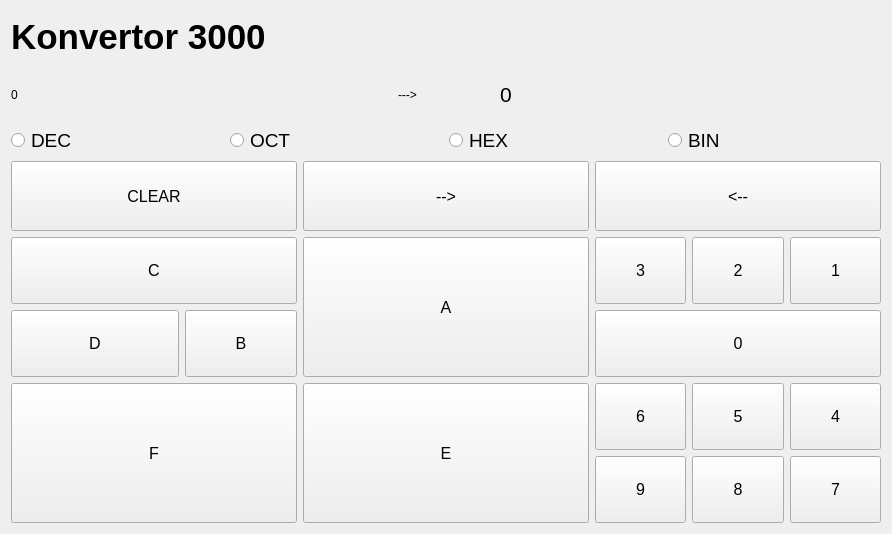
Qt form mainwindow.ui (Stefan1911/Converter3000) before a commit.
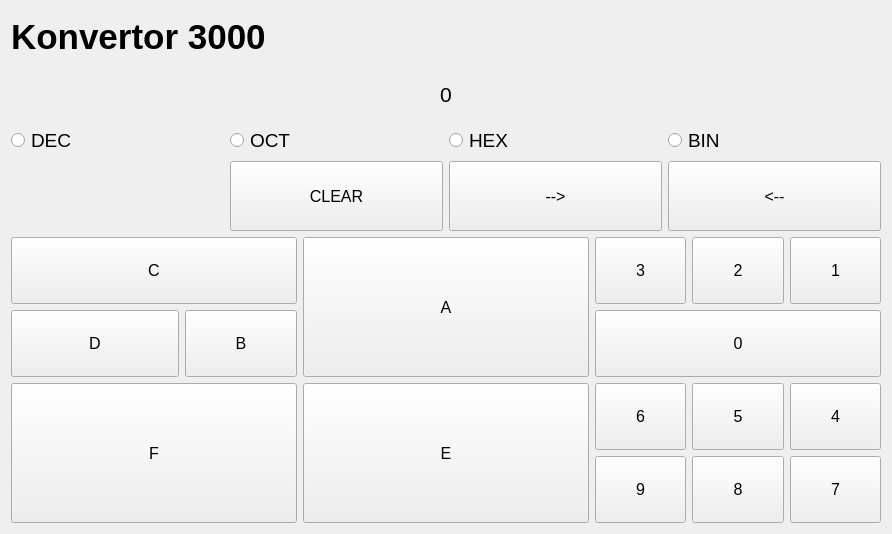
The same form after that commit.

What changed in the file:
```diff
--- a/mainwindow.ui
+++ b/mainwindow.ui
@@ -42,21 +42,7 @@
      </widget>
     </item>
     <item>
-     <layout class="QHBoxLayout" name="valueConteiner" stretch="40,10,40">
-      <item>
-       <widget class="QLabel" name="truValueLabel">
-        <property name="text">
-         <string>0</string>
-        </property>
-       </widget>
-      </item>
-      <item>
-       <widget class="QLabel" name="label_2">
-        <property name="text">
-         <string>---&gt;</string>
-        </property>
-       </widget>
-      </item>
+     <layout class="QHBoxLayout" name="valueConteiner" stretch="40">
       <item>
        <widget class="QLabel" name="conValueLabel">
         <property name="font">
@@ -64,9 +50,15 @@
           <pointsize>16</pointsize>
          </font>
         </property>
+        <property name="layoutDirection">
+         <enum>Qt::LeftToRight</enum>
+        </property>
         <property name="text">
          <string>0</string>
         </property>
+        <property name="alignment">
+         <set>Qt::AlignCenter</set>
+        </property>
        </widget>
       </item>
      </layout>
@@ -128,7 +120,15 @@
       <item>
        <layout class="QHBoxLayout" name="horizontalLayout_2">
         <item>
-         <layout class="QVBoxLayout" name="verticalLayout_3"/>
+         <layout class="QVBoxLayout" name="verticalLayout_3">
+          <item>
+           <widget class="QLabel" name="label">
+            <property name="text">
+             <string/>
+            </property>
+           </widget>
+          </item>
+         </layout>
         </item>
         <item>
          <widget class="QPushButton" name="buttonClear">
```
